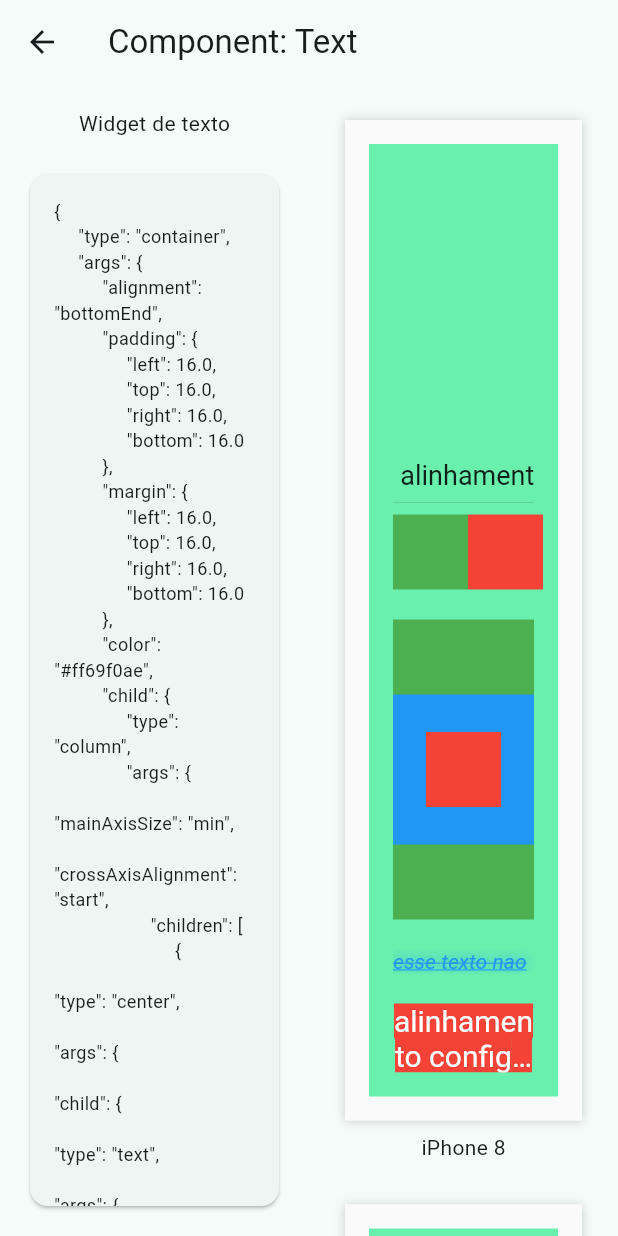
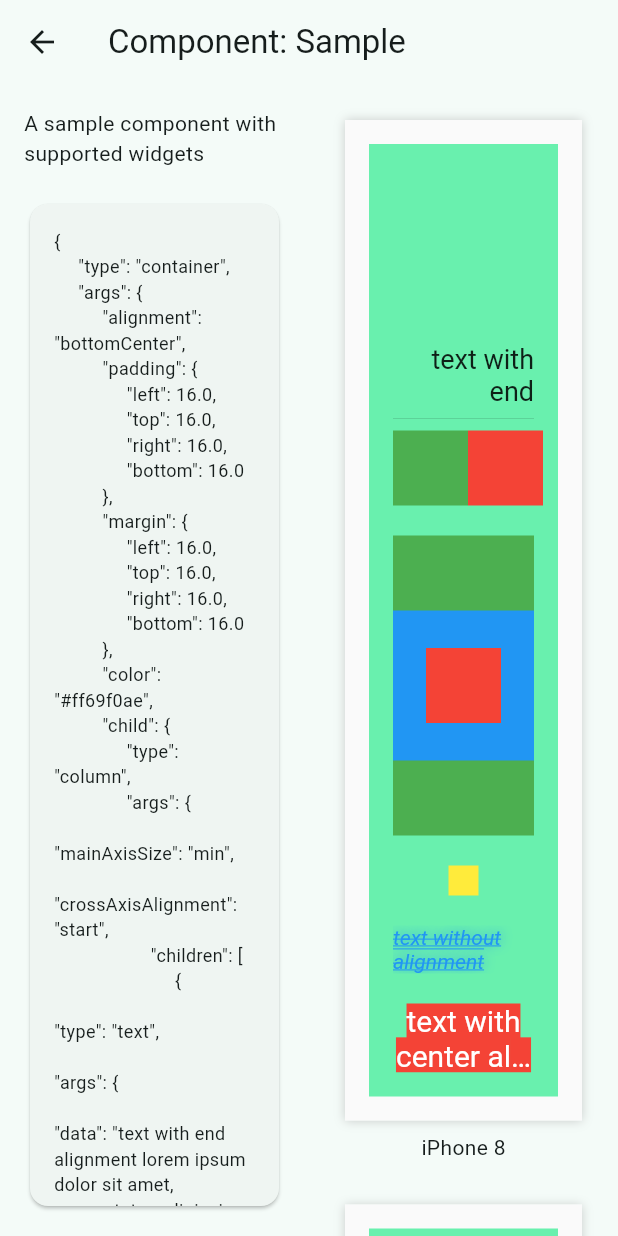
Before and after one commit to ailtonvivaz/flutter_jay, a Flutter app: the JayComponentPage screen opened directly with empty values, on a phone screen of 412 x 824 dp. Run offline on Flutter 3.47's test engine with Material 2 defaults, Android fonts, the phone set to English and light mode, and no system bars.

Commit message:
Update example

```diff
--- a/example/lib/main.dart
+++ b/example/lib/main.dart
@@ -1,4 +1,4 @@
-import 'package:example/text_component.dart';
+import 'package:example/sample_component.dart';
 import 'package:flutter/material.dart';
 import 'package:jay/jay.dart';
 
@@ -14,7 +14,7 @@ class MyApp extends StatelessWidget {
   Widget build(BuildContext context) {
     return JayApp(
       components: const [
-        TextComponent(),
+        SampleComponent(),
       ],
     );
   }
--- a/example/lib/text_component.dart
+++ b/example/lib/sample_component.dart
@@ -3,12 +3,12 @@ import 'dart:ui';
 import 'package:flutter/material.dart';
 import 'package:jay/jay.dart';
 
-class TextComponent extends JayComponent {
+class SampleComponent extends JayComponent {
   @override
-  String get name => 'Text';
+  String get name => 'Sample';
 
   @override
-  String get description => 'Widget de texto';
+  String get description => 'A sample component with supported widgets';
 
   @override
   List<PreviewLayout> get previewLayouts => [
@@ -27,12 +27,12 @@ class TextComponent extends JayComponent {
         ),
       ];
 
-  const TextComponent({super.key});
+  const SampleComponent();
 
   @override
   Widget createComponent() {
     return Container(
-      alignment: AlignmentDirectional.bottomEnd,
+      alignment: AlignmentDirectional.bottomCenter,
       padding: const EdgeInsets.all(16),
       margin: const EdgeInsets.all(16),
       color: Colors.greenAccent,
@@ -40,18 +40,16 @@ class TextComponent extends JayComponent {
         mainAxisSize: MainAxisSize.min,
         crossAxisAlignment: CrossAxisAlignment.start,
         children: [
-          const Center(
-            child: Text(
-              'alinhamento configurado para end',
-              textAlign: TextAlign.end,
-              style: TextStyle(
-                fontSize: 18,
-                fontWeight: FontWeight.bold,
-              ),
+          const Text(
+            'text with end alignment lorem ipsum dolor sit amet, consectetur adipiscing elit',
+            textAlign: TextAlign.end,
+            style: TextStyle(
+              fontSize: 18,
+              fontWeight: FontWeight.bold,
             ),
+            maxLines: 2,
           ),
           const Divider(),
-          // Spacer(),
           Row(
             children: [
               Container(
@@ -89,8 +87,17 @@ class TextComponent extends JayComponent {
             ],
           ),
           const SizedBox(height: 20),
+          Center(
+            child: Container(
+              width: 20,
+              height: 20,
+              color: Colors.yellow,
+            ),
+          ),
+          const SizedBox(height: 20),
           Text(
-            'esse texto nao tem alinhamento',
+            'text without alignment lorem ipsum dolor sit amet, consectetur adipiscing elit',
+            maxLines: 2,
             style: TextStyle(
               color: Colors.blue,
               fontStyle: FontStyle.italic,
@@ -121,7 +128,7 @@ class TextComponent extends JayComponent {
           ),
           const SizedBox(height: 20),
           const Text(
-            'alinhamento configurado para center',
+            'text with center alignment lorem ipsum dolor sit amet, consectetur adipiscing elit',
             textAlign: TextAlign.center,
             style: TextStyle(
               fontSize: 20,
--- a/lib/src/app/jay_app.dart
+++ b/lib/src/app/jay_app.dart
@@ -11,6 +11,7 @@ class JayApp extends MaterialApp {
     super.title = 'Jay App',
     required this.components,
   }) : super(
+          debugShowCheckedModeBanner: false,
           theme: ThemeData(
             useMaterial3: true,
             colorScheme: ColorScheme.fromSeed(seedColor: Colors.teal),
--- a/lib/src/app/jay_component.dart
+++ b/lib/src/app/jay_component.dart
@@ -2,18 +2,13 @@ import 'package:flutter/material.dart';
 
 import 'preview_layout.dart';
 
-abstract class JayComponent extends StatelessWidget {
+abstract class JayComponent {
   String get name;
   String get description;
 
   List<PreviewLayout> get previewLayouts => [PreviewLayout.fit()];
 
-  const JayComponent({
-    super.key,
-  });
+  const JayComponent();
 
   Widget createComponent();
-
-  @override
-  Widget build(BuildContext context) => createComponent();
 }
```
